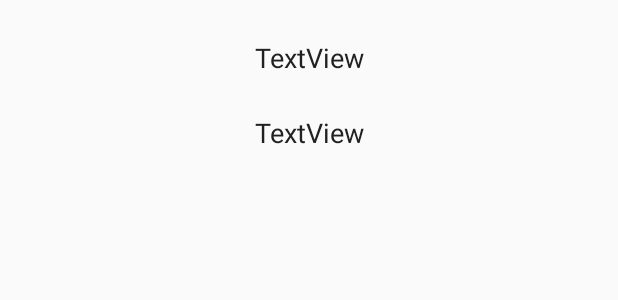
After one commit to mottakin/Type-2-Diabetes_Detector_CSE299, an Android app: the layout list_item_single.xml on its own in the app's theme, with its tools: preview values and no code run, on a phone screen of 412 x 824 dp. The commit adds this screen. Shown: the top 300 px of the screen. Run offline under Robolectric (Android 15) with nearby library versions, the phone set to English and light mode, and no system bars.

Commit message:
completeFoodDatabase

```diff
--- a/app/src/main/java/com/example/diabeticspredictor/PredictorActivity.java
+++ b/app/src/main/java/com/example/diabeticspredictor/PredictorActivity.java
@@ -50,7 +50,7 @@ public class PredictorActivity extends AppCompatActivity {
         String pregnant = pregnantEditText.getText().toString().trim();
         String key = databaseReference.push().getKey();
         People people = new People(age,bmi,glucose,bp,skin,insulin,diabetes,pregnant);
-        databaseReference.child(key).setValue(people);
+        databaseReference.child("User").child(key).setValue(people);
         Toast.makeText(getApplicationContext(),"Data Saved Successfully",Toast.LENGTH_LONG).show();
     }
 }
--- /dev/null
+++ b/app/src/main/res/layout/list_item_single.xml
@@ -0,0 +1,29 @@
+<?xml version="1.0" encoding="utf-8"?>
+<RelativeLayout xmlns:android="http://schemas.android.com/apk/res/android"
+    android:layout_width="match_parent"
+    android:layout_height="wrap_content"
+    android:padding="16dp">
+
+    <TextView
+        android:id="@+id/foodNameTv"
+        android:layout_width="match_parent"
+        android:layout_height="wrap_content"
+        android:padding="10dp"
+        android:gravity="center"
+        android:text="@string/textview"
+        android:textAppearance="@style/TextAppearance.AppCompat.Medium"
+        android:textColor="#212121" />
+
+    <TextView
+        android:id="@+id/foodInfoTv"
+        android:layout_width="match_parent"
+        android:layout_height="wrap_content"
+        android:padding="10dp"
+        android:layout_marginTop="5dp"
+        android:layout_marginBottom="20dp"
+        android:layout_below="@+id/foodNameTv"
+        android:gravity="center"
+        android:text="@string/textview"
+        android:textAppearance="@style/TextAppearance.AppCompat.Medium"
+        android:textColor="#212121" />
+</RelativeLayout>
--- a/app/src/main/res/values/strings.xml
+++ b/app/src/main/res/values/strings.xml
@@ -1,5 +1,5 @@
 <resources>
-    <string name="app_name">diabeticsPredictor</string>
+    <string name="app_name">diabetesPredictor</string>
     <string name="button_text">Predictor</string>
     <string name="button2_text">Informations</string>
     <string name="button3_text">Foods</string>
@@ -14,6 +14,7 @@
     <string name="textview7_text">Informations about foods would be here</string>
     <string name="textview8_text">Informations about meds would be here</string>
     <string name="textview9_text">Informations about faq would be here</string>
+    <string name="textview">TextView</string>
 
 
 </resources>
```
Also changed, not shown: app/build.gradle (+13 -6 lines), app/src/main/java/com/example/diabeticspredictor/Adapter/FoodAdapter.java (added, +56 -0 lines), app/src/main/java/com/example/diabeticspredictor/FAQActivity.java (+49 -0 lines), app/src/main/java/com/example/diabeticspredictor/FoodActivity.java (+60 -2 lines), app/src/main/java/com/example/diabeticspredictor/Model/Food.java (added, +24 -0 lines), app/src/main/res/layout/activity_f_a_q.xml (+11 -5 lines), app/src/main/res/layout/activity_food.xml (+10 -9 lines).
